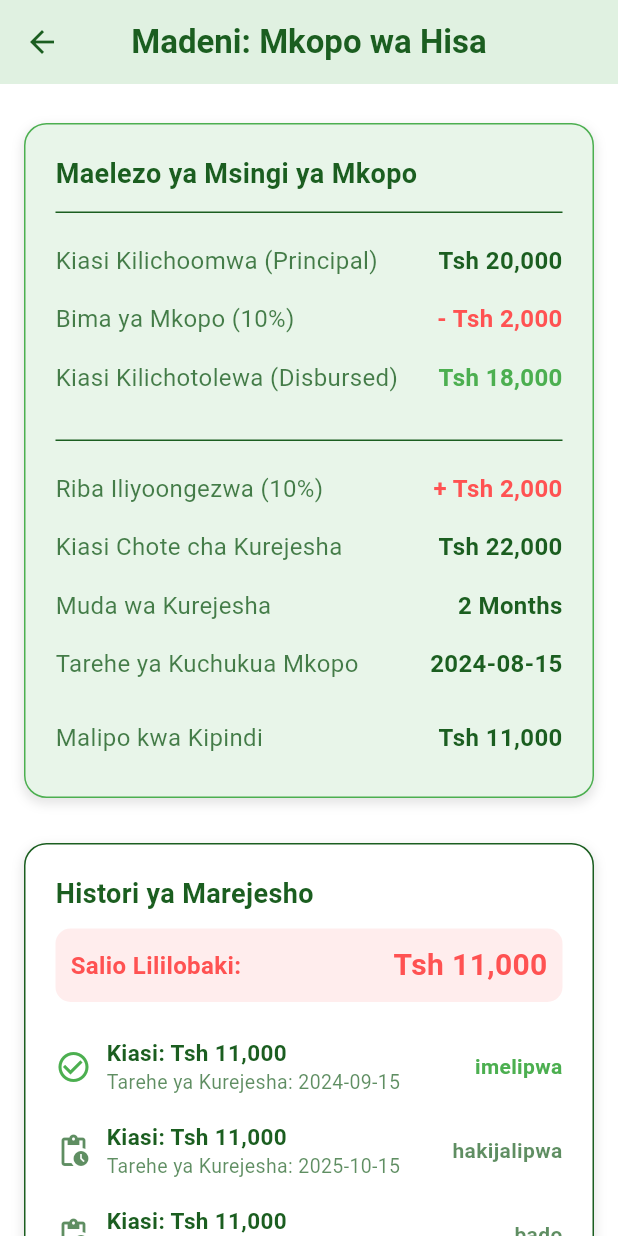
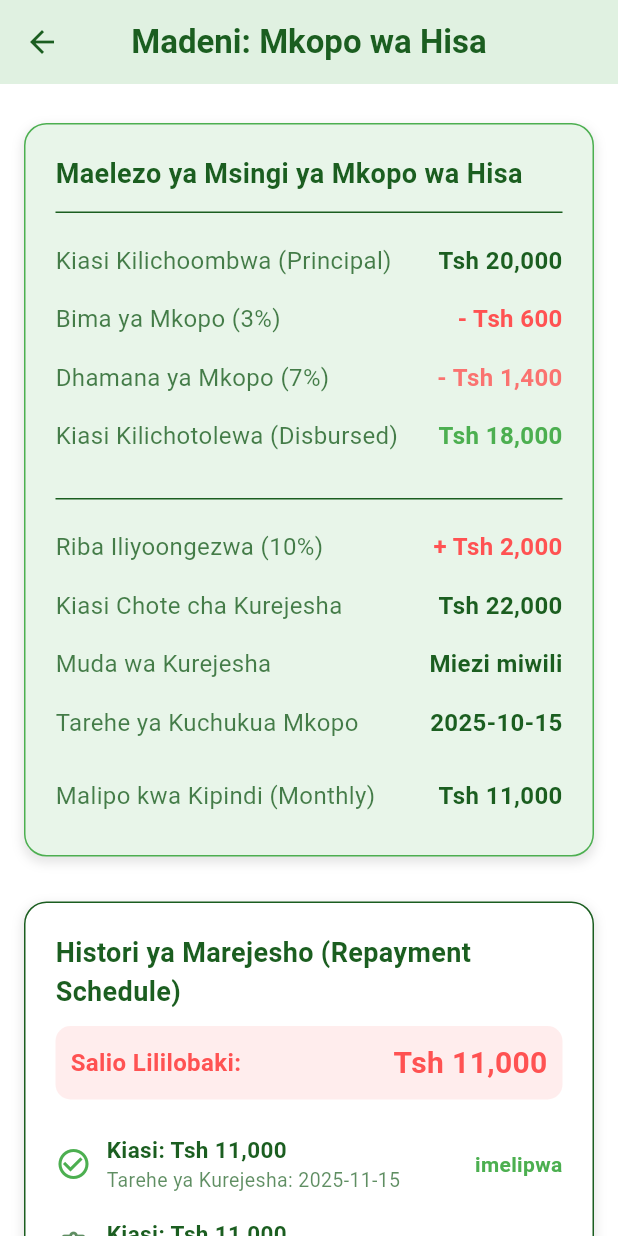
Before and after one commit to Exodus-OdooCustom/inuka_app, a Flutter app: the MadeniHisaDetailsScreen screen opened by its route, on a phone screen of 412 x 824 dp. Run offline on Flutter 3.47's test engine with Material 3 defaults, Android fonts, the phone set to English and light mode, and no system bars.

Commit message:
feat:some ui modifications

```diff
--- a/lib/screens/deni_hisa_details.dart
+++ b/lib/screens/deni_hisa_details.dart
@@ -2,7 +2,6 @@ import 'package:flutter/material.dart';
 
 class MadeniHisaDetailsScreen extends StatelessWidget {
   const MadeniHisaDetailsScreen({super.key});
-
 
   static const Color _primaryGreen = Color(0xFF1B5E20);
   static const Color _mediumGreen = Color(0xFF4CAF50);
@@ -10,40 +9,36 @@ class MadeniHisaDetailsScreen extends StatelessWidget {
   static const Color _whiteText = Colors.white;
   static const Color _dangerRed = Colors.redAccent;
   static const Color _successGreen = Color(0xFF4CAF50);
+  static const Color _neutralBlue = Colors.blueGrey;
 
 
   final int principalLoanAmount = 20000;
 
-  int get loanInsurance => (principalLoanAmount * 0.10).toInt();
+  int get loanInsurance => (principalLoanAmount * 0.03).toInt();
+  int get loanGuaranteeFee => (principalLoanAmount * 0.07).toInt();
+  int get totalDeduction => loanInsurance + loanGuaranteeFee;
+
+
   int get totalInterest => (principalLoanAmount * 0.10).toInt();
-  int get disbursedAmount => principalLoanAmount - loanInsurance;
+
+  int get disbursedAmount => principalLoanAmount - totalDeduction;
   int get totalRepayableAmount => principalLoanAmount + totalInterest;
 
-  final String loanDisbursementDate = '2024-08-15';
-  final String repaymentPeriod = '2 Months';
+  final String loanDisbursementDate = '2025-10-15';
+  final String repaymentPeriod = 'Miezi miwili';
   final int repaymentInstallment = 11000;
-
 
   final List<Map<String, dynamic>> repaymentHistory = const [
     {
-      'date': '2024-09-15',
+      'date': '2025-11-15',
       'amount': 11000,
       'status': 'imelipwa',
-      'balance': 11000,
       'is_paid': true,
     },
     {
-      'date': '2025-10-15',
+      'date': '202-12-15',
       'amount': 11000,
       'status': 'hakijalipwa',
-      'balance': 0,
-      'is_paid': false,
-    },
-    {
-      'date': '2025-11-15',
-      'amount': 11000,
-      'status': 'bado',
-      'balance': 0,
       'is_paid': false,
     },
   ];
@@ -102,7 +97,7 @@ class MadeniHisaDetailsScreen extends StatelessWidget {
         crossAxisAlignment: CrossAxisAlignment.start,
         children: [
           const Text(
-            'Maelezo ya Msingi ya Mkopo',
+            'Maelezo ya Msingi ya Mkopo wa Hisa',
             style: TextStyle(
               fontSize: 18,
               fontWeight: FontWeight.bold,
@@ -110,23 +105,33 @@ class MadeniHisaDetailsScreen extends StatelessWidget {
             ),
           ),
           const Divider(color: _primaryGreen, height: 25),
+
           _buildSummaryTile(
-            title: 'Kiasi Kilichoomwa (Principal)',
+            title: 'Kiasi Kilichoombwa (Principal)',
             value: _formatCurrency(principalLoanAmount),
             valueColor: _primaryGreen,
           ),
+
           _buildSummaryTile(
-            title: 'Bima ya Mkopo (10%)',
+            title: 'Bima ya Mkopo (3%)',
             value: '- ${_formatCurrency(loanInsurance)}',
             valueColor: _dangerRed,
           ),
+          _buildSummaryTile(
+            title: 'Dhamana ya Mkopo (7%)',
+            value: '- ${_formatCurrency(loanGuaranteeFee)}',
+            valueColor: _dangerRed.withOpacity(0.8),
+          ),
+
           _buildSummaryTile(
             title: 'Kiasi Kilichotolewa (Disbursed)',
             value: _formatCurrency(disbursedAmount),
             valueColor: _mediumGreen,
           ),
+
           const SizedBox(height: 10),
           const Divider(color: _primaryGreen, height: 25),
+
           _buildSummaryTile(
             title: 'Riba Iliyoongezwa (10%)',
             value: '+ ${_formatCurrency(totalInterest)}',
@@ -149,7 +154,7 @@ class MadeniHisaDetailsScreen extends StatelessWidget {
           ),
           const SizedBox(height: 10),
           _buildSummaryTile(
-            title: 'Malipo kwa Kipindi',
+            title: 'Malipo kwa Kipindi (Monthly)',
             value: _formatCurrency(repaymentInstallment),
             valueColor: _primaryGreen,
           ),
@@ -185,7 +190,7 @@ class MadeniHisaDetailsScreen extends StatelessWidget {
         crossAxisAlignment: CrossAxisAlignment.start,
         children: [
           const Text(
-            'Histori ya Marejesho',
+            'Histori ya Marejesho (Repayment Schedule)',
             style: TextStyle(
               fontSize: 18,
               fontWeight: FontWeight.bold,
@@ -225,11 +230,16 @@ class MadeniHisaDetailsScreen extends StatelessWidget {
 
           ...repaymentHistory.map((item) {
             final isPaid = item['is_paid'] as bool;
+            String statusKey = item['status'] as String;
+            if (statusKey == 'imelipwa') statusKey = 'Paid';
+            else if (statusKey == 'hakijalipwa') statusKey = 'Outstanding';
+            else statusKey = 'Pending';
+
             final Color statusColor = isPaid
                 ? _successGreen
-                : (item['status'] == 'Overdue' ? _dangerRed : _primaryGreen.withOpacity(0.7));
+                : (statusKey == 'Overdue' ? _dangerRed : _primaryGreen.withOpacity(0.7));
 
-            final IconData statusIcon = isPaid ? Icons.check_circle_outline : (item['status'] == 'Overdue' ? Icons.error_outline : Icons.pending_actions);
+            final IconData statusIcon = isPaid ? Icons.check_circle_outline : (statusKey == 'Overdue' ? Icons.error_outline : Icons.pending_actions);
 
             return Padding(
               padding: const EdgeInsets.symmetric(vertical: 8.0),
@@ -319,33 +329,33 @@ class MadeniHisaDetailsScreen extends StatelessWidget {
                   ),
                 ],
               ),
-              // child: ElevatedButton(
-              //   onPressed: () {
-              //     ScaffoldMessenger.of(context).showSnackBar(
-              //       SnackBar(
-              //         content: Text('Kurejesha Mkopo (Repay Loan) action triggered!'),
-              //         backgroundColor: _mediumGreen,
-              //         duration: const Duration(seconds: 2),
-              //       ),
-              //     );
-              //   },
-              //   style: ElevatedButton.styleFrom(
-              //     backgroundColor: Colors.transparent,
-              //     shadowColor: Colors.transparent,
-              //     padding: const EdgeInsets.symmetric(vertical: 16),
-              //     shape: RoundedRectangleBorder(
-              //       borderRadius: BorderRadius.circular(30),
-              //     ),
-              //   ),
-              //   child: const Text(
-              //     'Kurejesha Mkopo',
-              //     style: TextStyle(
-              //       fontSize: 18,
-              //       fontWeight: FontWeight.bold,
-              //       color: _whiteText,
-              //     ),
-              //   ),
-              // ),
+              child: ElevatedButton(
+                onPressed: () {
+                  ScaffoldMessenger.of(context).showSnackBar(
+                    SnackBar(
+                      content: Text('Kurejesha Mkopo (Repay Loan) !'),
+                      backgroundColor: _mediumGreen,
+                      duration: const Duration(seconds: 2),
+                    ),
+                  );
+                },
+                style: ElevatedButton.styleFrom(
+                  backgroundColor: Colors.transparent,
+                  shadowColor: Colors.transparent,
+                  padding: const EdgeInsets.symmetric(vertical: 16),
+                  shape: RoundedRectangleBorder(
+                    borderRadius: BorderRadius.circular(30),
+                  ),
+                ),
+                child: const Text(
+                  'Kurejesha Mkopo',
+                  style: TextStyle(
+                    fontSize: 18,
+                    fontWeight: FontWeight.bold,
+                    color: _whiteText,
+                  ),
+                ),
+              ),
             ),
             const SizedBox(height: 20),
           ],
```
